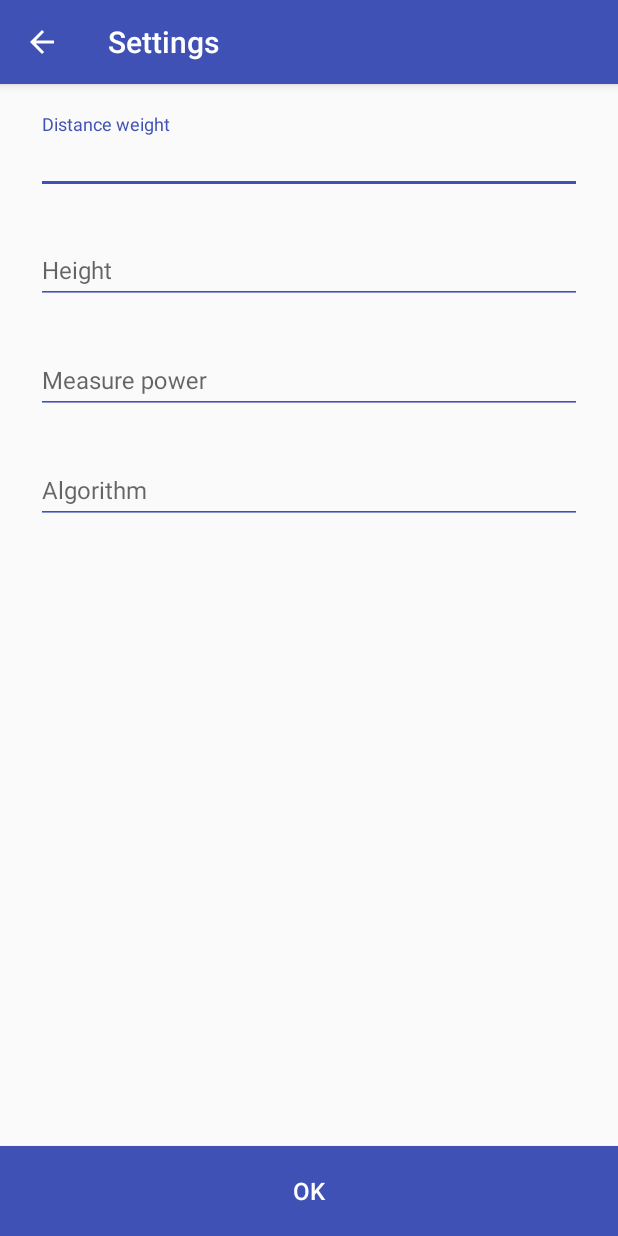
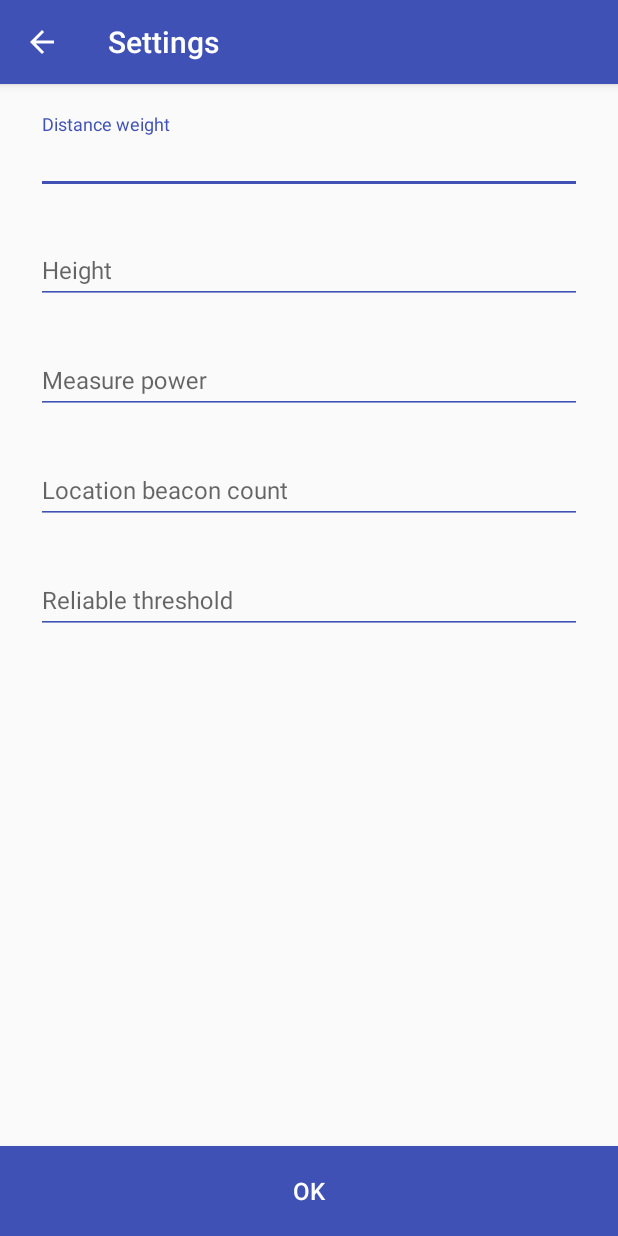
Before and after one commit to jie-meng/BeaconLocationDroid, an Android app: the SettingsActivity screen opened directly, with no data from a screen before it, on a phone screen of 412 x 824 dp. Run offline under Robolectric (Android 15) with nearby library versions, the phone set to English and light mode, and no system bars; our stand-ins replace ButterKnife; network calls fail; 5 statements that could not run were skipped.

Commit message:
Make more parameters setting

```diff
--- a/app/src/main/AndroidManifest.xml
+++ b/app/src/main/AndroidManifest.xml
@@ -17,15 +17,15 @@
         android:roundIcon="@mipmap/ic_launcher_round"
         android:supportsRtl="true"
         android:theme="@style/AppThemeBase">
-        <activity android:name=".views.MainActivity" android:screenOrientation="portrait">
+        <activity android:name=".views.MainActivity" android:screenOrientation="portrait" android:windowSoftInputMode="adjustResize">
             <intent-filter>
                 <action android:name="android.intent.action.MAIN" />
 
                 <category android:name="android.intent.category.LAUNCHER" />
             </intent-filter>
         </activity>
-        <activity android:name=".views.RadarActivity" android:screenOrientation="portrait"/>
-        <activity android:name=".views.SettingsActivity" android:screenOrientation="portrait"/>
+        <activity android:name=".views.RadarActivity" android:screenOrientation="portrait" android:windowSoftInputMode="adjustResize"/>
+        <activity android:name=".views.SettingsActivity" android:screenOrientation="portrait" android:windowSoftInputMode="adjustResize"/>
     </application>
 
 </manifest>
--- a/app/src/main/java/com/jmengxy/beaconlocationdroid/definitions/BroadcastConstants.java
+++ b/app/src/main/java/com/jmengxy/beaconlocationdroid/definitions/BroadcastConstants.java
@@ -2,8 +2,6 @@ package com.jmengxy.beaconlocationdroid.definitions;
 
 public class BroadcastConstants {
     public static final String BROADCAST_LOCATION = "com.jmengxy.broadcast.LOCATION";
-    public static final String BROADCAST_KEY_LOCATION = "broadcast_key_location";
     public static final String BROADCAST_KEY_WEIGHT = "broadcast_key_weight";
-    public static final String BROADCAST_KEY_BASES = "broadcast_key_bases";
     public static final String BROADCAST_KEY_CALC_RESULT = "broadcast_key_calc_result";
 }
--- a/app/src/main/java/com/jmengxy/beaconlocationdroid/views/SettingsActivity.java
+++ b/app/src/main/java/com/jmengxy/beaconlocationdroid/views/SettingsActivity.java
@@ -12,7 +12,6 @@ import android.widget.EditText;
 import com.google.gson.Gson;
 import com.jmengxy.beaconlocationdroid.R;
 import com.jmengxy.beaconlocationdroid.models.BeaconsInfo;
-import com.jmengxy.beaconlocationdroid.views.MainActivity;
 
 import butterknife.BindView;
 import butterknife.ButterKnife;
@@ -46,12 +45,17 @@ public class SettingsActivity extends AppCompatActivity {
     @BindView(R.id.ed_measure_power)
     EditText edMeasurePower;
 
-    @BindView(R.id.til_algorithm)
-    TextInputLayout tilAlgorithm;
+    @BindView(R.id.til_location_beacon_count)
+    TextInputLayout tiLocationBeaconCount;
 
-    @BindView(R.id.ed_algorithm)
-    EditText edAlgorithm;
+    @BindView(R.id.ed_location_beacon_count)
+    EditText edLocationBeaconCount;
 
+    @BindView(R.id.til_reliable_threshold)
+    TextInputLayout tilReliableThreshold;
+
+    @BindView(R.id.ed_reliable_threshold)
+    EditText edReliableThreshold;
 
     @OnClick(R.id.ok)
     void clickOk() {
@@ -89,10 +93,18 @@ public class SettingsActivity extends AppCompatActivity {
         }
 
         try {
-            beaconsInfo.setAlgorithm(Integer.parseInt(edAlgorithm.getText().toString()));
+            beaconsInfo.setLocationBeaconCount(Integer.parseInt(edLocationBeaconCount.getText().toString()));
         } catch (NumberFormatException e) {
-            tilAlgorithm.setErrorEnabled(true);
-            tilAlgorithm.setError(getString(R.string.incorrect_format));
+            tiLocationBeaconCount.setErrorEnabled(true);
+            tiLocationBeaconCount.setError(getString(R.string.incorrect_format));
+            return false;
+        }
+
+        try {
+            beaconsInfo.setReliableThreshold(Double.parseDouble(edReliableThreshold.getText().toString()));
+        } catch (NumberFormatException e) {
+            tilReliableThreshold.setErrorEnabled(true);
+            tilReliableThreshold.setError(getString(R.string.incorrect_format));
             return false;
         }
 
@@ -124,12 +136,10 @@ public class SettingsActivity extends AppCompatActivity {
         beaconsInfo = gson.fromJson(stringExtra, BeaconsInfo.class);
 
         edDistanceWeight.setOnClickListener(v -> tilDistanceWeight.setErrorEnabled(false));
-
         edHeight.setOnClickListener(v -> tilHeight.setErrorEnabled(false));
-
         edMeasurePower.setOnClickListener(v -> tilMeasurePower.setErrorEnabled(false));
-
-        edAlgorithm.setOnClickListener(v -> tilAlgorithm.setErrorEnabled(false));
+        edLocationBeaconCount.setOnClickListener(v -> tiLocationBeaconCount.setErrorEnabled(false));
+        edReliableThreshold.setOnClickListener(v -> tilReliableThreshold.setErrorEnabled(false));
 
         edDistanceWeight.setText(Double.toString(beaconsInfo.getDistanceWeight()));
         edDistanceWeight.setSelection(edDistanceWeight.getText().length());
@@ -140,7 +150,10 @@ public class SettingsActivity extends AppCompatActivity {
         edMeasurePower.setText(Integer.toString(this.beaconsInfo.getMeasurePower()));
         edMeasurePower.setSelection(edMeasurePower.getText().length());
 
-        edAlgorithm.setText(Integer.toString(this.beaconsInfo.getAlgorithm()));
-        edAlgorithm.setSelection(edAlgorithm.getText().length());
+        edLocationBeaconCount.setText(Integer.toString(this.beaconsInfo.getLocationBeaconCount()));
+        edLocationBeaconCount.setSelection(edLocationBeaconCount.getText().length());
+
+        edReliableThreshold.setText(Double.toString(beaconsInfo.getReliableThreshold()));
+        edReliableThreshold.setSelection(edReliableThreshold.getText().length());
     }
 }
--- a/app/src/main/res/layout/activity_settings.xml
+++ b/app/src/main/res/layout/activity_settings.xml
@@ -8,9 +8,9 @@
     <ScrollView
         android:layout_width="match_parent"
         android:layout_height="match_parent"
+        android:layout_marginTop="?attr/actionBarSize"
         android:layout_marginBottom="60dp">
         <LinearLayout
-            android:layout_marginTop="?attr/actionBarSize"
             android:layout_width="match_parent"
             android:layout_height="wrap_content"
             android:layout_marginStart="24dp"
@@ -81,16 +81,37 @@
             </android.support.design.widget.TextInputLayout>
 
             <android.support.design.widget.TextInputLayout
-                android:id="@+id/til_algorithm"
+                android:id="@+id/til_location_beacon_count"
                 android:layout_width="match_parent"
                 android:layout_height="wrap_content"
                 android:layout_marginTop="20dp"
-                android:hint="@string/algorithm"
+                android:hint="@string/location_beacon_count"
                 android:theme="@style/AppThemeBase.TextInputLayout.Light"
                 app:errorTextAppearance="@style/AppThemeBase.TextInputLayout.ErrorMessage">
 
                 <android.support.design.widget.TextInputEditText
-                    android:id="@+id/ed_algorithm"
+                    android:id="@+id/ed_location_beacon_count"
+                    android:layout_width="match_parent"
+                    android:layout_height="wrap_content"
+                    android:imeOptions="actionNext"
+                    android:inputType="textVisiblePassword|number"
+                    android:maxLength="10"
+                    android:maxLines="1"
+                    android:textColor="@color/black"
+                    android:textSize="16dp" />
+            </android.support.design.widget.TextInputLayout>
+
+            <android.support.design.widget.TextInputLayout
+                android:id="@+id/til_reliable_threshold"
+                android:layout_width="match_parent"
+                android:layout_height="wrap_content"
+                android:layout_marginTop="20dp"
+                android:hint="@string/reliable_threshold"
+                android:theme="@style/AppThemeBase.TextInputLayout.Light"
+                app:errorTextAppearance="@style/AppThemeBase.TextInputLayout.ErrorMessage">
+
+                <android.support.design.widget.TextInputEditText
+                    android:id="@+id/ed_reliable_threshold"
                     android:layout_width="match_parent"
                     android:layout_height="wrap_content"
                     android:imeOptions="actionNext"
--- a/app/src/main/res/values/strings.xml
+++ b/app/src/main/res/values/strings.xml
@@ -10,4 +10,6 @@
     <string name="height">Height</string>
     <string name="settings_cap">Settings</string>
     <string name="algorithm">Algorithm</string>
+    <string name="location_beacon_count">Location beacon count</string>
+    <string name="reliable_threshold">Reliable threshold</string>
 </resources>
```
Also changed, not shown: app/src/main/java/com/jmengxy/beaconlocationdroid/managers/AlgorithmManager.java (+12 -10 lines), app/src/main/java/com/jmengxy/beaconlocationdroid/models/BeaconsInfo.java (+15 -5 lines), app/src/main/java/com/jmengxy/beaconlocationdroid/views/MainActivity.java (+3 -5 lines), 4 other files.
